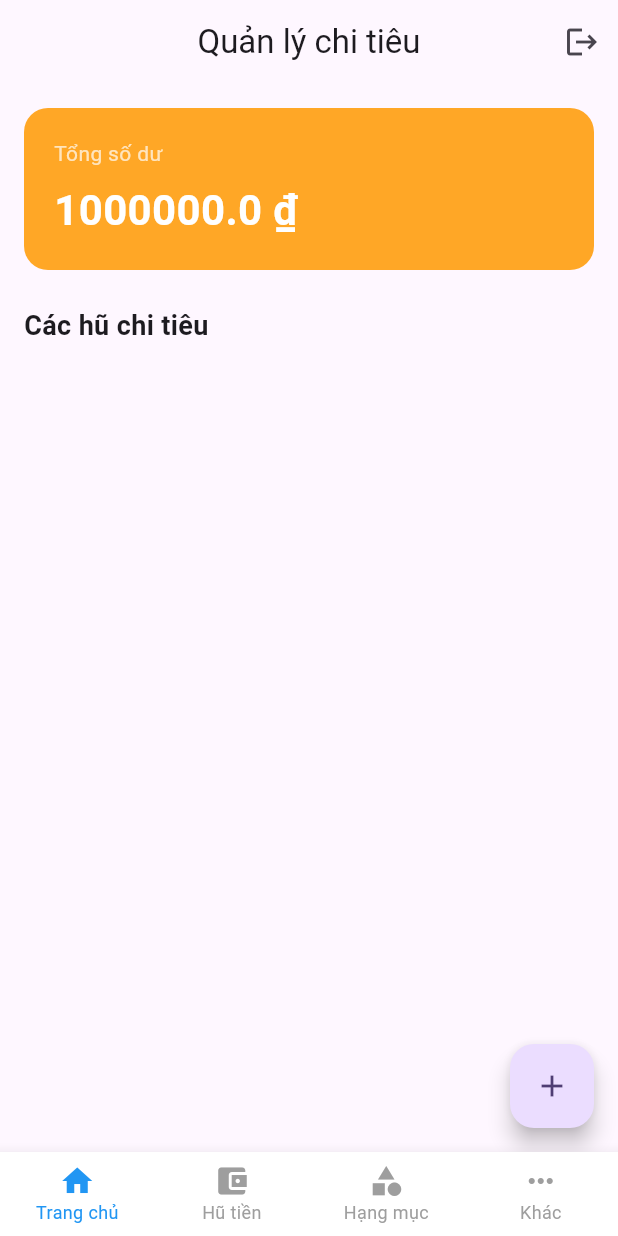
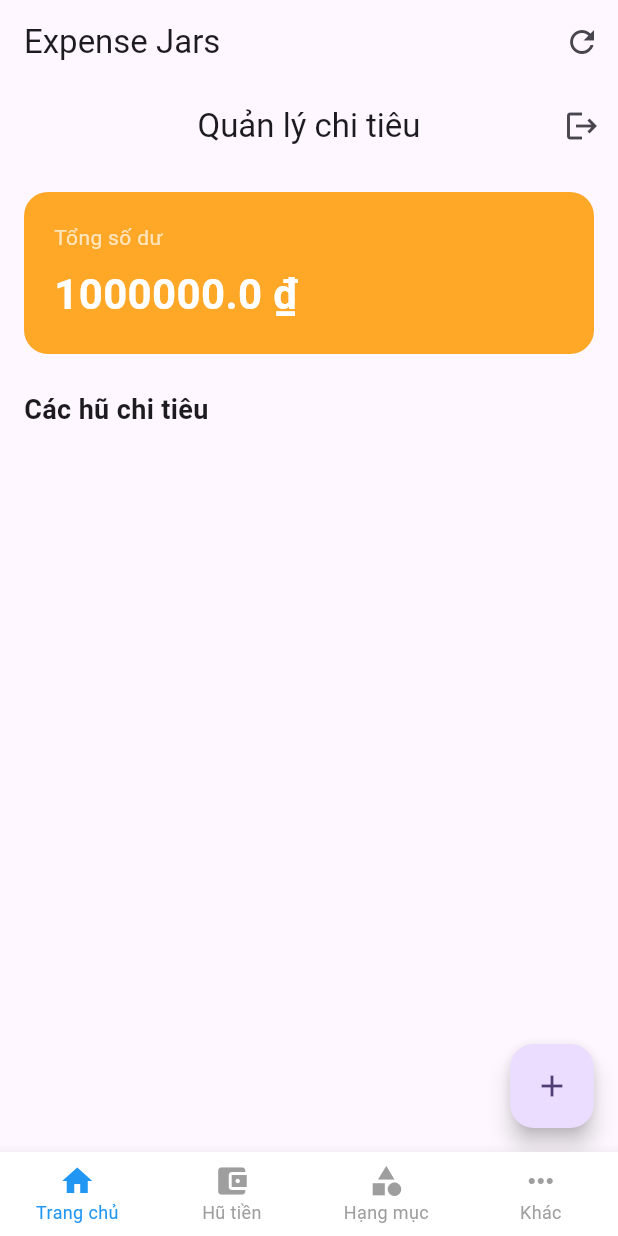
Before and after one commit to hoangtv04/expense_jars_app, a Flutter app: the screen it shows after launch, on a phone screen of 412 x 824 dp. Run offline on Flutter 3.47's test engine with Material 3 defaults, Android fonts, the phone set to English and light mode, and no system bars; our stand-ins replace sqflite, sqflite_common_ffi; accounts and stored records are empty.

Commit message:
update nghiệp vụ

```diff
--- a/lib/presentation/MainPage.dart
+++ b/lib/presentation/MainPage.dart
@@ -40,6 +40,16 @@ class _MainPageState extends State<MainPage> {
   @override
   Widget build(BuildContext context) {
     return Scaffold(
+      appBar: AppBar(
+        title: const Text('Expense Jars'),
+        actions: [
+          IconButton(
+            icon: const Icon(Icons.refresh),
+            tooltip: 'Reload dữ liệu',
+            onPressed: refresh,
+          ),
+        ],
+      ),
       body: HeroMode(
         enabled: false,
         child: IndexedStack(
--- a/lib/presentation/screens/Transaction/transaction_add_page.dart
+++ b/lib/presentation/screens/Transaction/transaction_add_page.dart
@@ -160,7 +160,8 @@ class _TransactionAddPageState extends State<TransactionAddPage> {
                       createdAt: DateTime.now().toIso8601String(),
                       isDeleted: 0,
                     );
-
+// sau cải thiện chỗ này nghiệp vụ chưa rõ hết
+                    _controllerJar.updateJarAmount(_selectedJar!, -double.parse(_amountController.text));
                     await _controller.add(transaction);
                     Navigator.pop(context, true);
                   },
--- a/lib/presentation/screens/home.dart
+++ b/lib/presentation/screens/home.dart
@@ -32,6 +32,7 @@ final _controllerCategory = CategoryController();
         title: const Text('Quản lý chi tiêu'),
         centerTitle: true,
         actions: [
+
           IconButton(
             icon: const Icon(Icons.logout),
             tooltip: 'Đăng xuất',
```
Also changed, not shown: lib/controllers/JarController.dart (+14 -0 lines), lib/repositories/JarRepository.dart (+25 -0 lines).
